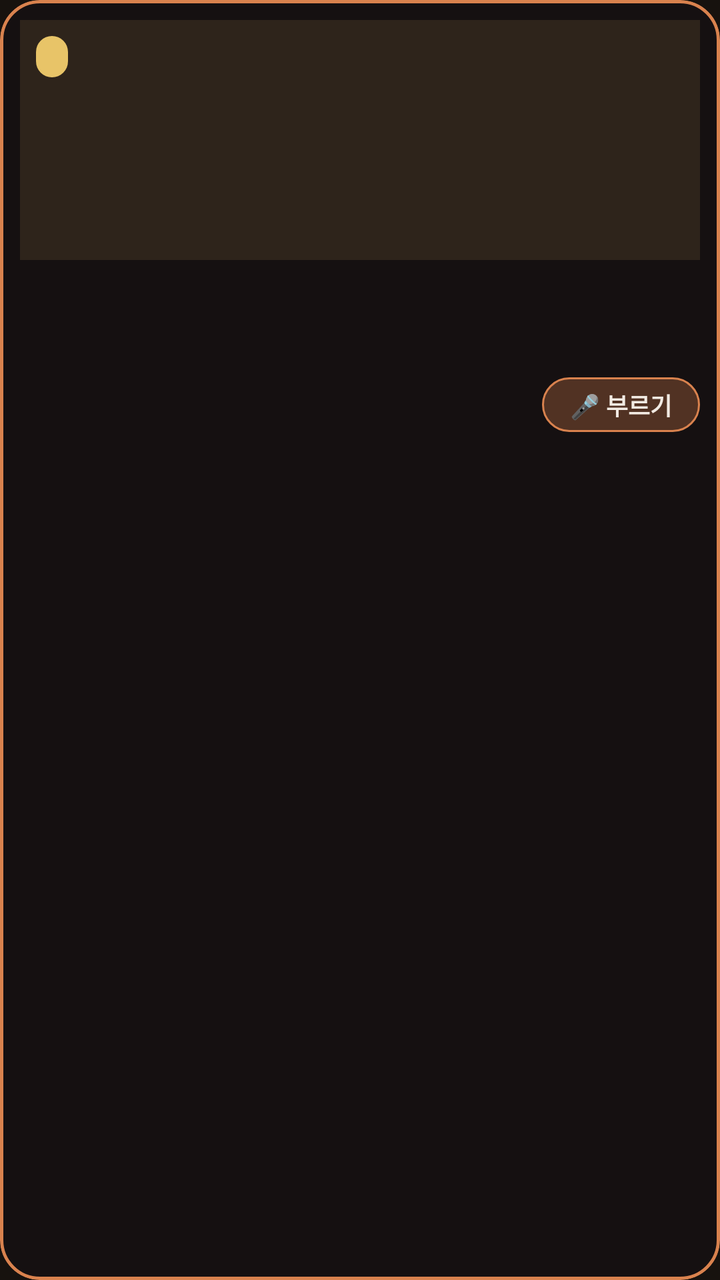
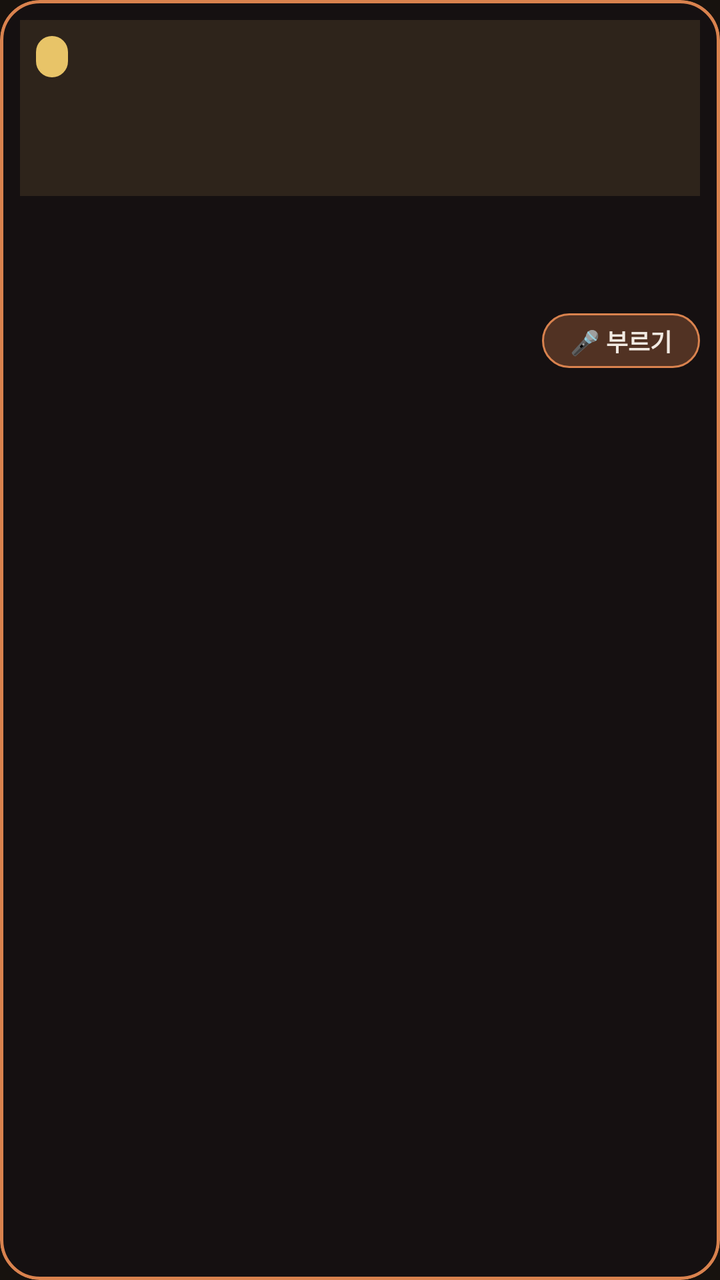

An Android layout rendered at two revisions. The XML below is the earlier revision; the diff shows what the commit changed to produce the second picture.
<!-- AndroidManifest.xml: application theme Theme.Karaoke -->
<!-- res/layout/item_history_tile.xml -->
<?xml version="1.0" encoding="utf-8"?>
<com.google.android.material.card.MaterialCardView xmlns:android="http://schemas.android.com/apk/res/android"
    xmlns:app="http://schemas.android.com/apk/res-auto"
    android:layout_width="match_parent"
    android:layout_height="wrap_content"
    android:layout_margin="7dp"
    app:cardCornerRadius="20dp"
    app:cardElevation="0dp"
    app:cardBackgroundColor="@color/glass_card"
    app:strokeColor="@color/tj_pink"
    app:strokeWidth="1.5dp">

    <LinearLayout
        android:layout_width="match_parent"
        android:layout_height="wrap_content"
        android:orientation="vertical"
        android:padding="10dp">

        <FrameLayout
            android:layout_width="match_parent"
            android:layout_height="wrap_content">

            <ImageView
                android:id="@+id/tile_thumb"
                android:layout_width="match_parent"
                android:layout_height="120dp"
                android:scaleType="centerCrop"
                android:background="@color/tj_panel_light"
                android:contentDescription="앨범" />

            <TextView
                android:id="@+id/tile_score"
                android:layout_width="wrap_content"
                android:layout_height="wrap_content"
                android:layout_gravity="top|start"
                android:layout_margin="8dp"
                android:background="@drawable/bg_score_pill"
                android:paddingHorizontal="8dp"
                android:paddingVertical="3dp"
                android:textSize="11sp"
                android:textStyle="bold"
                android:textColor="@color/tj_bg_deep" />
        </FrameLayout>

        <TextView
            android:id="@+id/tile_title"
            android:layout_width="match_parent"
            android:layout_height="wrap_content"
            android:paddingTop="10dp"
            android:textSize="15sp"
            android:textStyle="bold"
            android:textColor="@color/tj_text_primary"
            android:maxLines="1"
            android:ellipsize="end" />

        <TextView
            android:id="@+id/tile_artist"
            android:layout_width="match_parent"
            android:layout_height="wrap_content"
            android:paddingTop="2dp"
            android:textSize="12sp"
            android:textColor="@color/tj_text_secondary"
            android:maxLines="1"
            android:ellipsize="end" />

        <LinearLayout
            android:layout_width="match_parent"
            android:layout_height="wrap_content"
            android:orientation="horizontal"
            android:gravity="center_vertical"
            android:paddingTop="10dp">

            <TextView
                android:id="@+id/tile_date"
                android:layout_width="0dp"
                android:layout_weight="1"
                android:layout_height="wrap_content"
                android:textSize="10sp"
                android:textColor="@color/tj_text_hint" />

            <TextView
                android:layout_width="wrap_content"
                android:layout_height="wrap_content"
                android:background="@drawable/bg_sing_pill"
                android:paddingHorizontal="14dp"
                android:paddingVertical="5dp"
                android:textSize="12sp"
                android:textStyle="bold"
                android:textColor="@color/tj_text_primary"
                android:text="🎤 부르기" />
        </LinearLayout>
    </LinearLayout>
</com.google.android.material.card.MaterialCardView>
<!-- resources referenced by this layout -->
<resources>
  <color name="glass_card">#7A140F16</color>
  <color name="tj_bg_deep">#0E0A07</color>
  <color name="tj_panel_light">#2E241B</color>
  <color name="tj_pink">#D9824E</color>
  <color name="tj_text_hint">#7A6E60</color>
  <color name="tj_text_primary">#F2EBE3</color>
  <color name="tj_text_secondary">#B0A392</color>
  <!-- drawable bg_score_pill (drawable) -->
  <?xml version="1.0" encoding="utf-8"?>
  <shape xmlns:android="http://schemas.android.com/apk/res/android" android:shape="rectangle">
      <corners android:radius="10dp" />
      <solid android:color="@color/tj_gold" />
  </shape>
  <!-- drawable bg_sing_pill (drawable) -->
  <?xml version="1.0" encoding="utf-8"?>
  <shape xmlns:android="http://schemas.android.com/apk/res/android" android:shape="rectangle">
      <corners android:radius="18dp" />
      <solid android:color="#4DD9824E" />
      <stroke android:width="1dp" android:color="@color/tj_pink" />
  </shape>
  <color name="tj_gold">#E8C468</color>
  <color name="tj_cyan">#E0B45A</color>
  <color name="tj_panel">#221A14</color>
  <color name="tj_bg">#17120E</color>
  <style name="Widget.Karaoke.Button" parent="Widget.Material3.Button">
          <item name="cornerRadius">20dp</item>
          <item name="android:textAllCaps">false</item>
          <item name="android:textStyle">bold</item>
          <item name="backgroundTint">@color/tj_pink</item>
          <item name="android:textColor">@color/tj_text_primary</item>
      </style>
  <style name="Widget.Karaoke.Button.Outlined" parent="Widget.Material3.Button.OutlinedButton">
          <item name="cornerRadius">20dp</item>
          <item name="android:textAllCaps">false</item>
          <item name="android:textStyle">bold</item>
          <item name="strokeColor">@color/tj_divider</item>
          <item name="android:textColor">@color/tj_text_secondary</item>
      </style>
  <style name="Widget.Karaoke.EditText" parent="Widget.AppCompat.EditText">
          <item name="android:background">@drawable/bg_search_field</item>
          <item name="android:textColor">@color/tj_text_primary</item>
          <item name="android:textColorHint">@color/tj_text_hint</item>
          <item name="android:paddingStart">16dp</item>
          <item name="android:paddingEnd">16dp</item>
      </style>
  <style name="Widget.Karaoke.SeekBar" parent="Widget.AppCompat.SeekBar">
          <item name="android:thumb">@drawable/seek_thumb</item>
          <item name="android:minHeight">12dp</item>
          <item name="android:maxHeight">12dp</item>
          <item name="android:paddingTop">14dp</item>
          <item name="android:paddingBottom">14dp</item>
          <item name="android:paddingStart">20dp</item>
          <item name="android:paddingEnd">20dp</item>
          <item name="android:thumbOffset">10dp</item>
          <item name="android:splitTrack">false</item>
          <item name="android:progressTint">@color/tj_pink</item>
          <item name="android:progressBackgroundTint">@color/tj_panel_light</item>
      </style>
  <color name="tj_divider">#3A2E24</color>
  <!-- drawable bg_search_field (drawable) -->
  <?xml version="1.0" encoding="utf-8"?>
  <shape xmlns:android="http://schemas.android.com/apk/res/android" android:shape="rectangle">
      <corners android:radius="24dp" />
      <solid android:color="@color/tj_panel" />
      <stroke android:width="2dp" android:color="@color/tj_cyan" />
  </shape>
  <!-- drawable seek_thumb (drawable) -->
  <?xml version="1.0" encoding="utf-8"?>
  <shape xmlns:android="http://schemas.android.com/apk/res/android" android:shape="oval">
      <solid android:color="@color/tj_pink" />
      <stroke android:width="3dp" android:color="@color/tj_text_primary" />
      <size android:width="34dp" android:height="34dp" />
  </shape>
  <!-- unchanged entries left out for length: 1 -->
</resources>

<!-- the commit's change to res/layout/item_history_tile.xml (unified diff, before → after) -->
@@ -23,7 +23,7 @@
             <ImageView
                 android:id="@+id/tile_thumb"
                 android:layout_width="match_parent"
-                android:layout_height="120dp"
+                android:layout_height="88dp"
                 android:scaleType="centerCrop"
                 android:background="@color/tj_panel_light"
                 android:contentDescription="앨범" />
